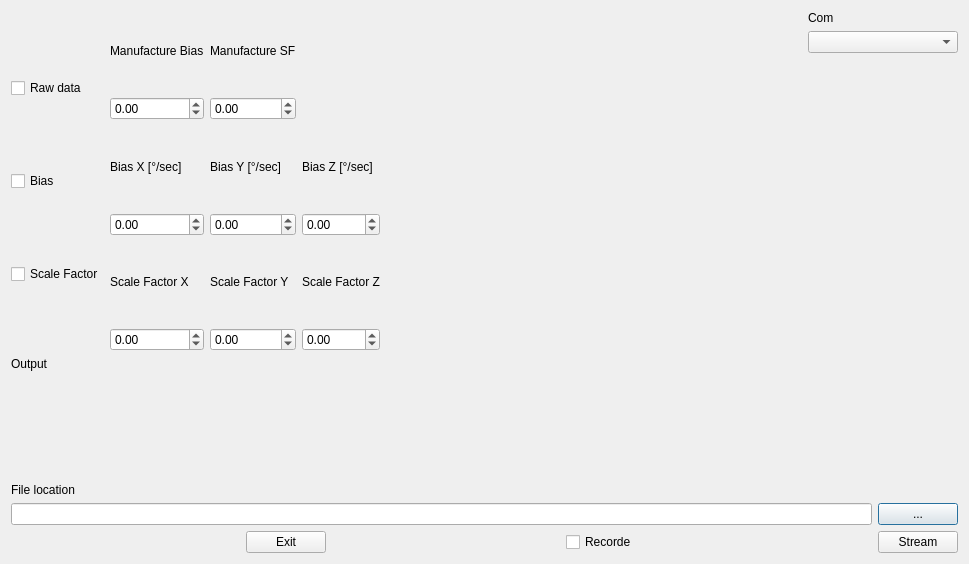
The window that main.ui (TheDudiB/ICM42605) describes before a commit, drawn with Qt 5.
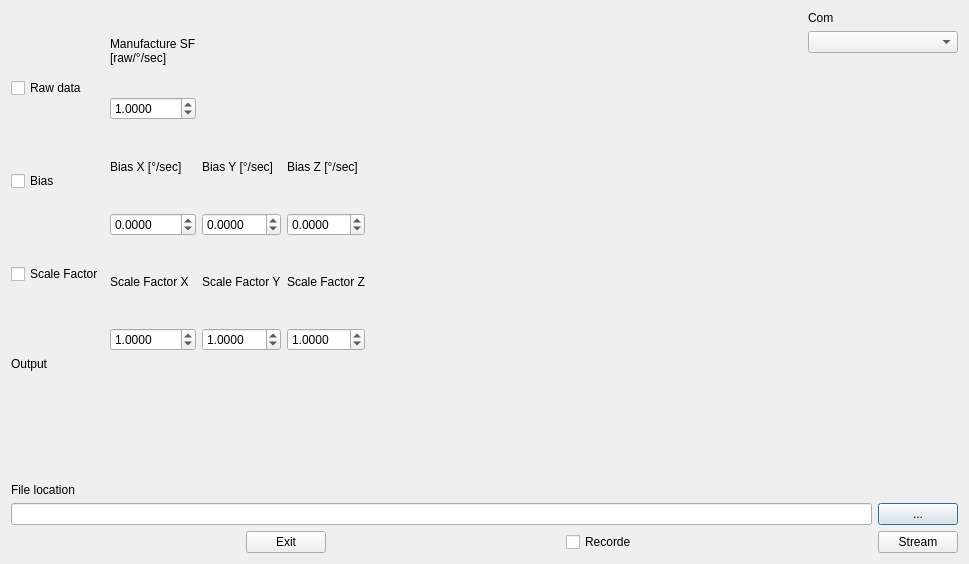
The same window after the commit.

```diff
--- a/main.ui
+++ b/main.ui
@@ -91,24 +91,20 @@
      </item>
      <item>
       <layout class="QGridLayout" name="qtGBiasSF">
-       <item row="0" column="1">
-        <widget class="QLabel" name="label_3">
-         <property name="text">
-          <string>Manufacture SF</string>
-         </property>
-         <property name="buddy">
-          <cstring>qtSGyroSF</cstring>
-         </property>
-        </widget>
-       </item>
-       <item row="5" column="0">
+       <item row="6" column="0">
         <widget class="QDoubleSpinBox" name="qtSSFX">
+         <property name="decimals">
+          <number>4</number>
+         </property>
          <property name="minimum">
-          <double>-99.989999999999995</double>
+          <double>0.000100000000000</double>
+         </property>
+         <property name="value">
+          <double>1.000000000000000</double>
          </property>
         </widget>
        </item>
-       <item row="4" column="2">
+       <item row="5" column="2">
         <widget class="QLabel" name="qtLSFZ">
          <property name="text">
           <string>Scale Factor Z</string>
@@ -118,28 +114,33 @@
          </property>
         </widget>
        </item>
-       <item row="3" column="2">
+       <item row="4" column="2">
         <widget class="QDoubleSpinBox" name="qtSBiasZ">
-         <property name="minimum">
-          <double>-99.989999999999995</double>
+         <property name="decimals">
+          <number>4</number>
          </property>
-        </widget>
-       </item>
-       <item row="3" column="0">
-        <widget class="QDoubleSpinBox" name="qtSBiasX">
          <property name="minimum">
           <double>-99.989999999999995</double>
          </property>
-        </widget>
-       </item>
-       <item row="1" column="0">
-        <widget class="QDoubleSpinBox" name="qtSGyroBias">
-         <property name="minimum">
-          <double>-99.989999999999995</double>
+         <property name="singleStep">
+          <double>0.010000000000000</double>
          </property>
         </widget>
        </item>
        <item row="4" column="0">
+        <widget class="QDoubleSpinBox" name="qtSBiasX">
+         <property name="decimals">
+          <number>4</number>
+         </property>
+         <property name="minimum">
+          <double>-99.989999999999995</double>
+         </property>
+         <property name="singleStep">
+          <double>0.010000000000000</double>
+         </property>
+        </widget>
+       </item>
+       <item row="5" column="0">
         <widget class="QLabel" name="qtLSFX">
          <property name="text">
           <string>Scale Factor X</string>
@@ -149,14 +150,20 @@
          </property>
         </widget>
        </item>
-       <item row="5" column="2">
+       <item row="6" column="2">
         <widget class="QDoubleSpinBox" name="qtSSFZ">
+         <property name="decimals">
+          <number>4</number>
+         </property>
          <property name="minimum">
-          <double>-99.989999999999995</double>
+          <double>0.000100000000000</double>
+         </property>
+         <property name="value">
+          <double>1.000000000000000</double>
          </property>
         </widget>
        </item>
-       <item row="2" column="1">
+       <item row="3" column="1">
         <widget class="QLabel" name="qtLBiasY">
          <property name="text">
           <string>Bias Y [°/sec]</string>
@@ -166,7 +173,7 @@
          </property>
         </widget>
        </item>
-       <item row="4" column="1">
+       <item row="5" column="1">
         <widget class="QLabel" name="qtLSFY">
          <property name="text">
           <string>Scale Factor Y</string>
@@ -176,7 +183,20 @@
          </property>
         </widget>
        </item>
-       <item row="2" column="0">
+       <item row="4" column="1">
+        <widget class="QDoubleSpinBox" name="qtSBiasY">
+         <property name="decimals">
+          <number>4</number>
+         </property>
+         <property name="minimum">
+          <double>-99.989999999999995</double>
+         </property>
+         <property name="singleStep">
+          <double>0.010000000000000</double>
+         </property>
+        </widget>
+       </item>
+       <item row="3" column="0">
         <widget class="QLabel" name="qtLBiasX">
          <property name="text">
           <string>Bias X [°/sec]</string>
@@ -186,21 +206,20 @@
          </property>
         </widget>
        </item>
-       <item row="3" column="1">
-        <widget class="QDoubleSpinBox" name="qtSBiasY">
-         <property name="minimum">
-          <double>-99.989999999999995</double>
-         </property>
-        </widget>
-       </item>
-       <item row="5" column="1">
+       <item row="6" column="1">
         <widget class="QDoubleSpinBox" name="qtSSFY">
+         <property name="decimals">
+          <number>4</number>
+         </property>
          <property name="minimum">
-          <double>-99.989999999999995</double>
+          <double>0.000100000000000</double>
+         </property>
+         <property name="value">
+          <double>1.000000000000000</double>
          </property>
         </widget>
        </item>
-       <item row="2" column="2">
+       <item row="3" column="2">
         <widget class="QLabel" name="qtLBiasZ">
          <property name="text">
           <string>Bias Z [°/sec]</string>
@@ -210,24 +229,7 @@
          </property>
         </widget>
        </item>
-       <item row="0" column="0">
-        <widget class="QLabel" name="label_2">
-         <property name="text">
-          <string>Manufacture Bias</string>
-         </property>
-         <property name="buddy">
-          <cstring>qtSGyroBias</cstring>
-         </property>
-        </widget>
-       </item>
-       <item row="1" column="1">
-        <widget class="QDoubleSpinBox" name="qtSGyroSF">
-         <property name="minimum">
-          <double>-99.989999999999995</double>
-         </property>
-        </widget>
-       </item>
-       <item row="4" column="3">
+       <item row="5" column="3">
         <spacer name="horizontalSpacer">
          <property name="orientation">
           <enum>Qt::Horizontal</enum>
@@ -240,6 +242,33 @@
          </property>
         </spacer>
        </item>
+       <item row="2" column="0">
+        <widget class="QDoubleSpinBox" name="qtSGyroSF">
+         <property name="decimals">
+          <number>4</number>
+         </property>
+         <property name="minimum">
+          <double>0.000100000000000</double>
+         </property>
+         <property name="maximum">
+          <double>999.999900000000025</double>
+         </property>
+         <property name="value">
+          <double>1.000000000000000</double>
+         </property>
+        </widget>
+       </item>
+       <item row="1" column="0">
+        <widget class="QLabel" name="label_3">
+         <property name="text">
+          <string>Manufacture SF
+[raw/°/sec]</string>
+         </property>
+         <property name="buddy">
+          <cstring>qtSGyroSF</cstring>
+         </property>
+        </widget>
+       </item>
       </layout>
      </item>
      <item>
```
Left out of the diff: 24 changed lines with no effect on the pictures.
